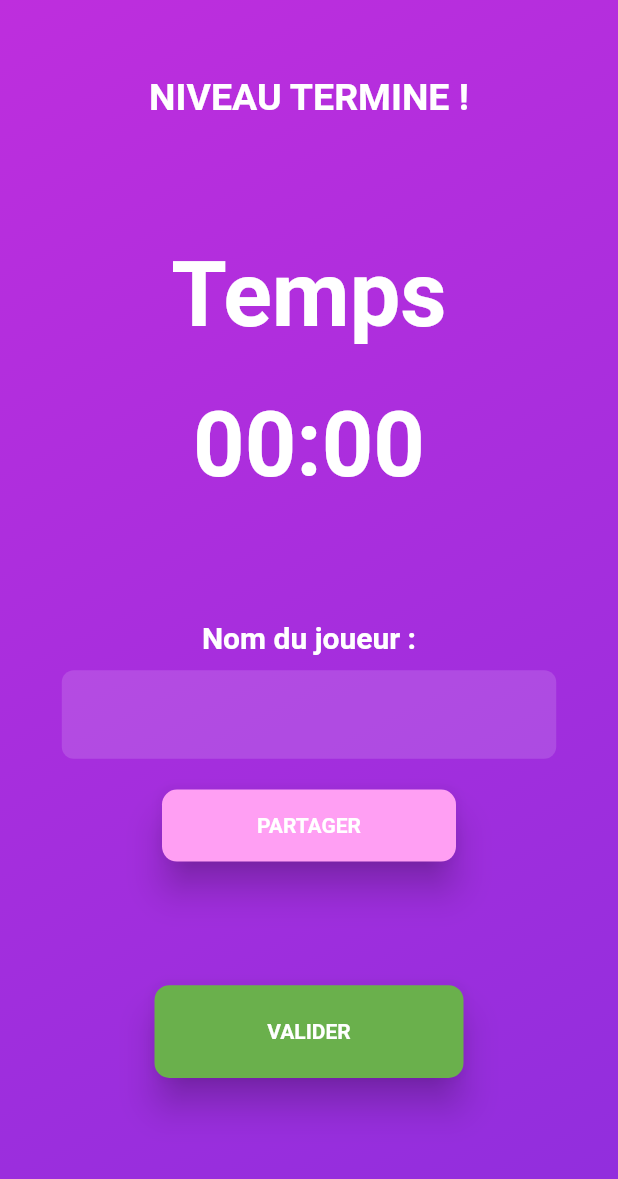
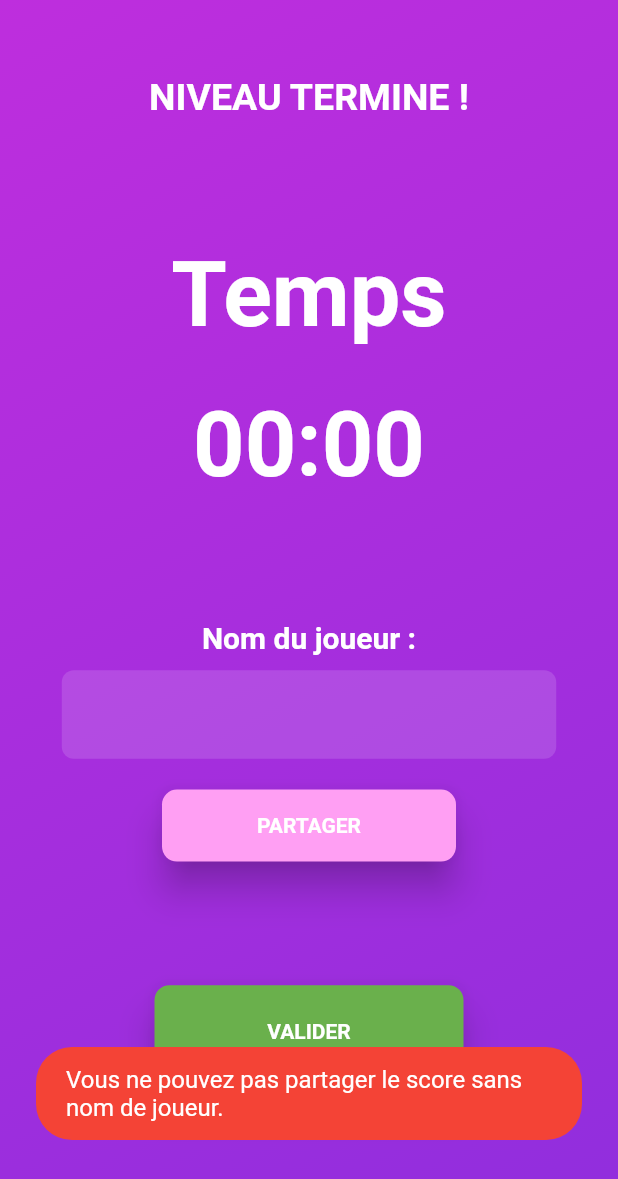
Before and after one commit to rob1juan/masyu_game, a Flutter app: the FinishPage screen opened directly, after a tap on "PARTAGER", on a phone screen of 412 x 824 dp. Shown: the top 1179 px of the screen. Run offline on Flutter 3.47's test engine with Material 2 defaults, Android fonts, the phone set to English and light mode, and no system bars; our stand-ins replace fluttertoast; missing offline and left inert: clipboard.

Commit message:
Fix function

```diff
--- a/lib/pages/finish_page.dart
+++ b/lib/pages/finish_page.dart
@@ -8,7 +8,33 @@ class FinishPage extends StatelessWidget {
   final TextEditingController _textController = TextEditingController();
 
   void _shareScore(BuildContext context) {
-    // ...
+    String playerName = _textController.text;
+
+    if (playerName.isEmpty) {
+      Fluttertoast.showToast(
+          msg: "Vous ne pouvez pas partager le score sans nom de joueur.",
+          toastLength: Toast.LENGTH_LONG,
+          gravity: ToastGravity.BOTTOM,
+          timeInSecForIosWeb: 1,
+          backgroundColor: Colors.red,
+          textColor: Colors.white,
+          fontSize: 16.0);
+    } else {
+      String message =
+          "Salut ! Voici le nouveau score que je viens de faire sur Masyu :\n"
+          "Difficulté : Moyen\n"
+          "Temps : 2min\n"
+          "Joueur : $playerName\n"
+          "Essaye de me battre ! ;))";
+      FlutterClipboard.copy(message).then((value) => Fluttertoast.showToast(
+          msg: "Message copié dans le presse-papier avec succès!",
+          toastLength: Toast.LENGTH_LONG,
+          gravity: ToastGravity.BOTTOM,
+          timeInSecForIosWeb: 1,
+          backgroundColor: Colors.green,
+          textColor: Colors.white,
+          fontSize: 16.0));
+    }
   }
 
   @override
```
